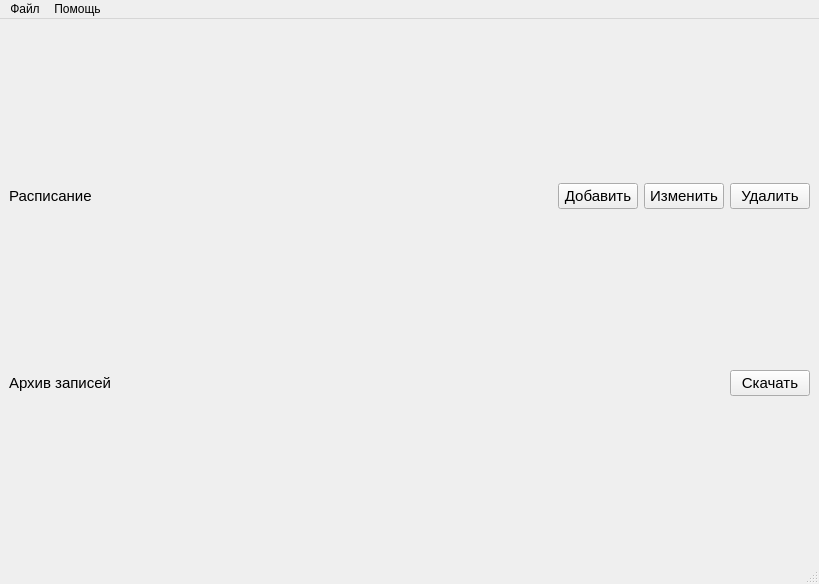
Before: the Qt Designer form resources/v1/main_window.ui in mcsltd/mcs-inRat-planner, drawn with Qt 5.
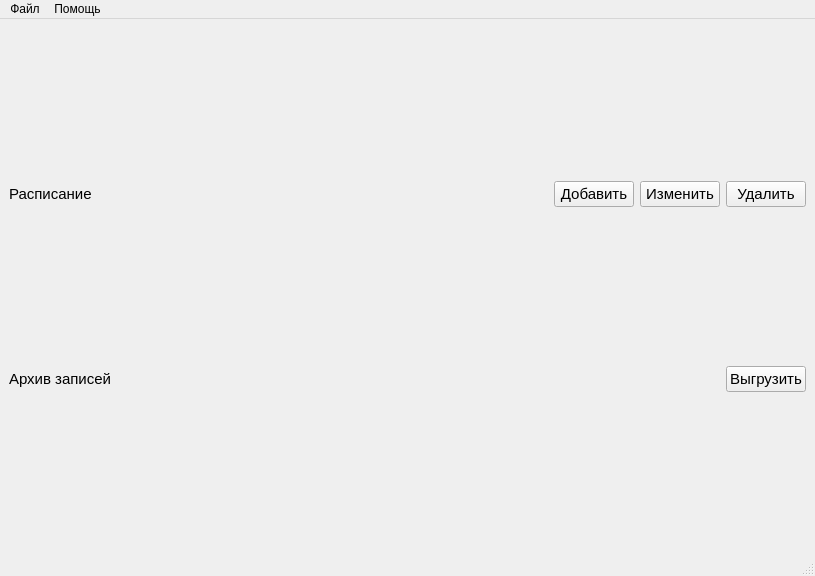
After: the same form once the commit is applied.

What changed in the file:
```diff
--- a/resources/v1/main_window.ui
+++ b/resources/v1/main_window.ui
@@ -6,8 +6,8 @@
    <rect>
     <x>0</x>
     <y>0</y>
-    <width>819</width>
-    <height>584</height>
+    <width>815</width>
+    <height>576</height>
    </rect>
   </property>
   <property name="font">
@@ -65,7 +65,7 @@
            </font>
           </property>
           <property name="text">
-           <string>Скачать</string>
+           <string>Выгрузить</string>
           </property>
          </widget>
         </item>
@@ -159,7 +159,7 @@
     <rect>
      <x>0</x>
      <y>0</y>
-     <width>819</width>
+     <width>815</width>
      <height>22</height>
     </rect>
    </property>
```
